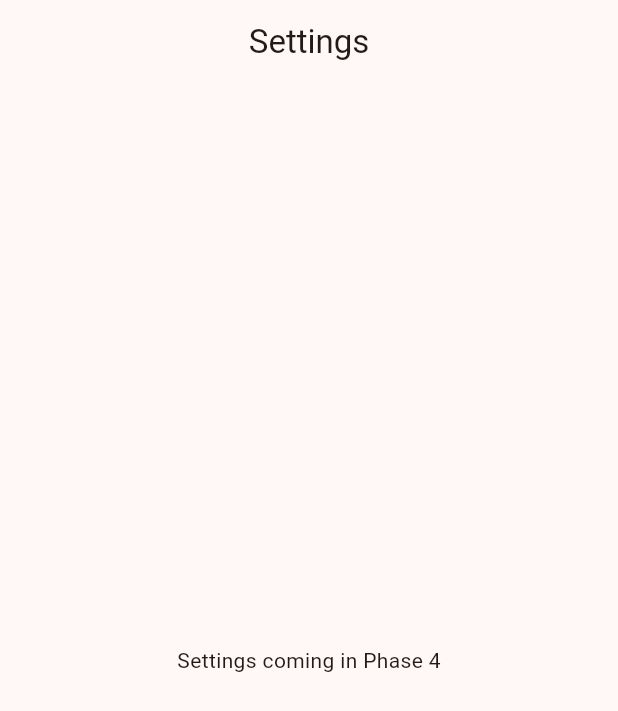
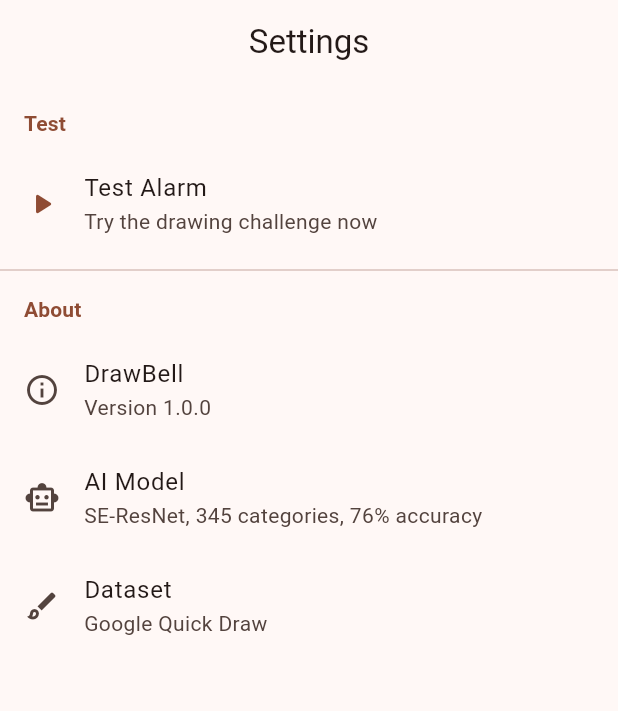
Before and after one commit to KashifKhn/drawbell, a Flutter app: the SettingsScreen screen opened by its route, on a phone screen of 412 x 824 dp. Shown: the top 711 px of the screen. Run offline on Flutter 3.47's test engine with Material 3 defaults, Android fonts, the phone set to English and light mode, and no system bars; our stand-ins replace flutter_riverpod, go_router, just_audio, shared_preferences, vibration, wakelock_plus; missing offline and left inert: tflite_flutter; accounts and stored records are empty; project files that could hold a hidden picture were left out.

Commit message:
feat: Phase 4 polish -- settings screen, idle timeout, success overlay, audio fallback, animated feedback

```diff
--- a/lib/core/constants.dart
+++ b/lib/core/constants.dart
@@ -32,3 +32,4 @@
 const double mercyReduction = 0.10;
 const double canvasStrokeWidth = 4.0;
 const double canvasBorderRadius = 16.0;
+const Duration idleTimeout = Duration(seconds: 30);
--- a/lib/screens/settings/settings_screen.dart
+++ b/lib/screens/settings/settings_screen.dart
@@ -1,13 +1,103 @@
 import 'package:flutter/material.dart';
+
+import 'package:go_router/go_router.dart';
+
+import '../../core/constants.dart';
 
 class SettingsScreen extends StatelessWidget {
   const SettingsScreen({super.key});
 
   @override
   Widget build(BuildContext context) {
+    final ColorScheme colors = Theme.of(context).colorScheme;
+    final TextTheme textTheme = Theme.of(context).textTheme;
+
     return Scaffold(
       appBar: AppBar(title: const Text('Settings')),
-      body: const Center(child: Text('Settings coming in Phase 4')),
+      body: ListView(
+        children: [
+          const SizedBox(height: 8),
+          _SectionHeader(title: 'Test', textTheme: textTheme),
+          ListTile(
+            leading: Icon(Icons.play_arrow_rounded, color: colors.primary),
+            title: const Text('Test Alarm'),
+            subtitle: const Text('Try the drawing challenge now'),
+            onTap: () => _showTestDifficultyPicker(context),
+          ),
+          const Divider(),
+          _SectionHeader(title: 'About', textTheme: textTheme),
+          ListTile(
+            leading: const Icon(Icons.info_outline),
+            title: const Text('DrawBell'),
+            subtitle: const Text('Version 1.0.0'),
+          ),
+          ListTile(
+            leading: const Icon(Icons.smart_toy_outlined),
+            title: const Text('AI Model'),
+            subtitle: const Text('SE-ResNet, 345 categories, 76% accuracy'),
+          ),
+          ListTile(
+            leading: const Icon(Icons.brush_outlined),
+            title: const Text('Dataset'),
+            subtitle: const Text('Google Quick Draw'),
+          ),
+        ],
+      ),
+    );
+  }
+
+  void _showTestDifficultyPicker(BuildContext context) {
+    showModalBottomSheet<void>(
+      context: context,
+      builder: (BuildContext sheetContext) {
+        return SafeArea(
+          child: Column(
+            mainAxisSize: MainAxisSize.min,
+            children: [
+              const Padding(
+                padding: EdgeInsets.all(16),
+                child: Text(
+                  'Choose Difficulty',
+                  style: TextStyle(fontSize: 18, fontWeight: FontWeight.bold),
+                ),
+              ),
+              ...Difficulty.values.map(
+                (Difficulty d) => ListTile(
+                  title: Text(d.label),
+                  subtitle: Text('Threshold: ${(d.threshold * 100).toInt()}%'),
+                  trailing: const Icon(Icons.chevron_right),
+                  onTap: () {
+                    Navigator.pop(sheetContext);
+                    context.push('/alarm/ring', extra: d);
+                  },
+                ),
+              ),
+              const SizedBox(height: 8),
+            ],
+          ),
+        );
+      },
     );
   }
 }
+
+class _SectionHeader extends StatelessWidget {
+  final String title;
+  final TextTheme textTheme;
+
+  const _SectionHeader({required this.title, required this.textTheme});
+
+  @override
+  Widget build(BuildContext context) {
+    return Padding(
+      padding: const EdgeInsets.symmetric(horizontal: 16, vertical: 8),
+      child: Text(
+        title,
+        style: textTheme.titleSmall?.copyWith(
+          color: Theme.of(context).colorScheme.primary,
+          fontWeight: FontWeight.bold,
+        ),
+      ),
+    );
+  }
+}
```
Also changed, not shown: lib/screens/alarm_ring/alarm_ring_screen.dart (+59 -12 lines), lib/screens/alarm_ring/widgets/drawing_canvas.dart (+6 -6 lines), lib/screens/alarm_ring/widgets/result_feedback.dart (+32 -10 lines), lib/screens/alarm_ring/widgets/success_overlay.dart (added, +76 -0 lines), lib/services/audio_service.dart (+28 -5 lines).
